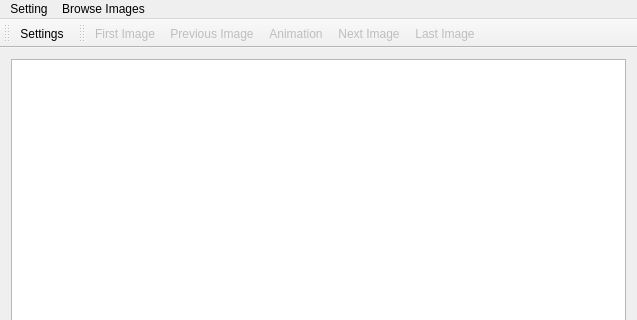
This is mainwindow.ui in chenguanzhou/TrafficSignRecognition as Qt 5 draws it before an edit; both pictures show x 0 to 637 and y 0 to 320 of the 637 by 462 pixel window. The edited form follows.
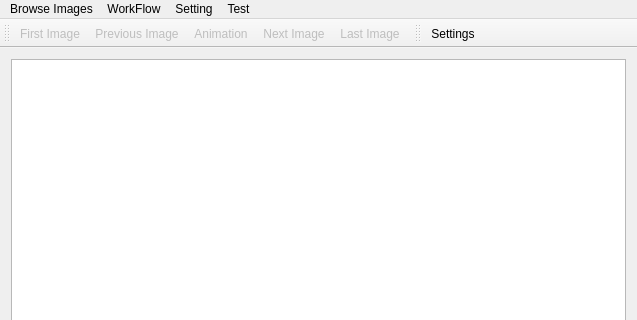
This is the edited form. Icons and pictures are not drawn.

Diff of the .ui file:
```diff
--- a/mainwindow.ui
+++ b/mainwindow.ui
@@ -30,7 +30,7 @@
      <x>0</x>
      <y>0</y>
      <width>637</width>
-     <height>23</height>
+     <height>19</height>
     </rect>
    </property>
    <widget class="QMenu" name="menu">
@@ -52,23 +52,28 @@
     <addaction name="actionFirstImage"/>
     <addaction name="actionLastImage"/>
    </widget>
-   <addaction name="menu"/>
+   <widget class="QMenu" name="menuTest">
+    <property name="title">
+     <string>Test</string>
+    </property>
+    <addaction name="actionTestCanny"/>
+   </widget>
+   <widget class="QMenu" name="menuWorkFlow">
+    <property name="title">
+     <string>WorkFlow</string>
+    </property>
+    <addaction name="actionSetTrainData"/>
+    <addaction name="separator"/>
+    <addaction name="actionMLP_Detect"/>
+    <addaction name="actionSVMTraining"/>
+   </widget>
    <addaction name="menuVisitImages"/>
-  </widget>
-  <widget class="QToolBar" name="mainToolBar">
-   <attribute name="toolBarArea">
-    <enum>TopToolBarArea</enum>
-   </attribute>
-   <attribute name="toolBarBreak">
-    <bool>false</bool>
-   </attribute>
-   <addaction name="actionSettings"/>
+   <addaction name="menuWorkFlow"/>
+   <addaction name="menu"/>
+   <addaction name="menuTest"/>
   </widget>
   <widget class="QStatusBar" name="statusBar"/>
   <widget class="QToolBar" name="navigatorToolBar">
-   <property name="enabled">
-    <bool>false</bool>
-   </property>
    <property name="windowTitle">
     <string>toolBar</string>
    </property>
@@ -84,6 +89,15 @@
    <addaction name="actionNextImage"/>
    <addaction name="actionLastImage"/>
   </widget>
+  <widget class="QToolBar" name="mainToolBar">
+   <attribute name="toolBarArea">
+    <enum>TopToolBarArea</enum>
+   </attribute>
+   <attribute name="toolBarBreak">
+    <bool>false</bool>
+   </attribute>
+   <addaction name="actionSettings"/>
+  </widget>
   <action name="actionLanguage">
    <property name="text">
     <string>Language</string>
@@ -105,6 +119,9 @@
    </property>
   </action>
   <action name="actionNextImage">
+   <property name="enabled">
+    <bool>false</bool>
+   </property>
    <property name="icon">
     <iconset resource="resource.qrc">
      <normaloff>:/image/resource/next.png</normaloff>:/image/resource/next.png</iconset>
@@ -114,6 +131,9 @@
    </property>
   </action>
   <action name="actionPreviousImage">
+   <property name="enabled">
+    <bool>false</bool>
+   </property>
    <property name="icon">
     <iconset resource="resource.qrc">
      <normaloff>:/image/resource/previos.png</normaloff>:/image/resource/previos.png</iconset>
@@ -129,6 +149,9 @@
    <property name="checkable">
     <bool>true</bool>
    </property>
+   <property name="enabled">
+    <bool>false</bool>
+   </property>
    <property name="icon">
     <iconset>
      <selectedoff>:/image/resource/play.png</selectedoff>
@@ -140,6 +163,9 @@
    </property>
   </action>
   <action name="actionFirstImage">
+   <property name="enabled">
+    <bool>false</bool>
+   </property>
    <property name="icon">
     <iconset resource="resource.qrc">
      <normaloff>:/image/resource/first.png</normaloff>:/image/resource/first.png</iconset>
@@ -149,6 +175,9 @@
    </property>
   </action>
   <action name="actionLastImage">
+   <property name="enabled">
+    <bool>false</bool>
+   </property>
    <property name="icon">
     <iconset resource="resource.qrc">
      <normaloff>:/image/resource/last.png</normaloff>:/image/resource/last.png</iconset>
```
Left out of the diff: 34 changed lines with no effect on the pictures.
